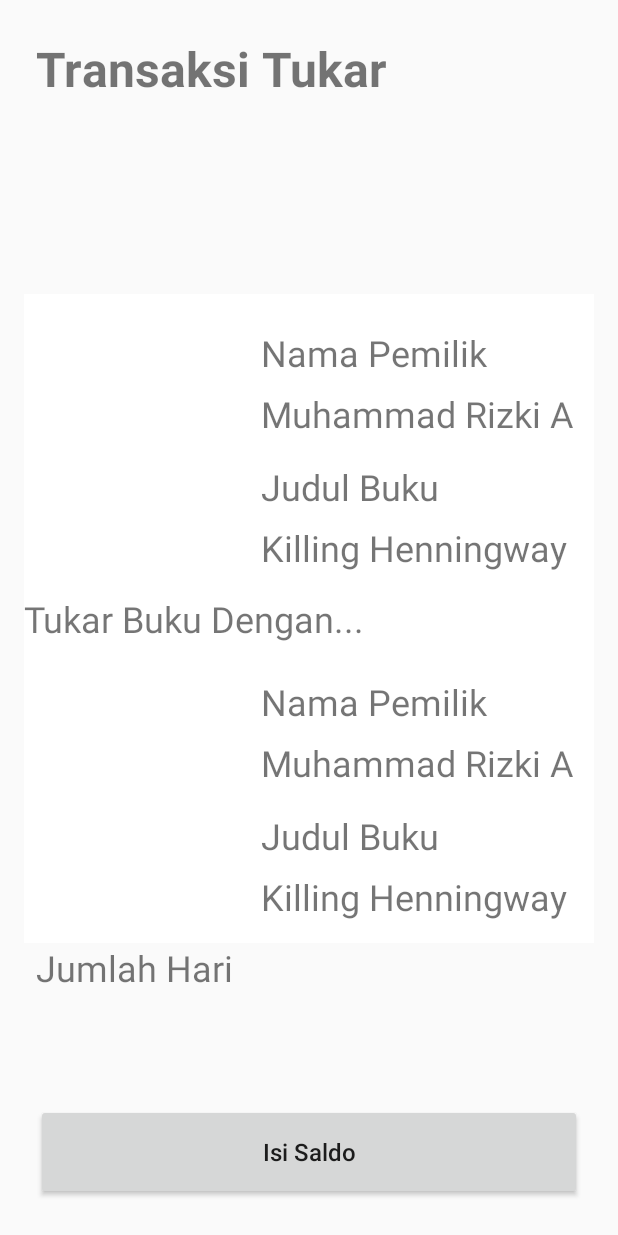
After one commit to Harits19/Book-ing, an Android app: the layout activity_transaksi_tukar.xml on its own in the app's theme, with its tools: preview values and no code run, on a phone screen of 412 x 824 dp. The commit adds this screen. Run offline under Robolectric (Android 15) with nearby library versions, the phone set to English and light mode, and no system bars.

Commit message:
Update UI

```diff
--- /dev/null
+++ b/app/src/main/res/layout/activity_transaksi_tukar.xml
@@ -0,0 +1,176 @@
+<?xml version="1.0" encoding="utf-8"?>
+<androidx.constraintlayout.widget.ConstraintLayout xmlns:android="http://schemas.android.com/apk/res/android"
+    xmlns:app="http://schemas.android.com/apk/res-auto"
+    xmlns:tools="http://schemas.android.com/tools"
+    android:orientation="vertical"
+    android:layout_width="match_parent"
+    android:layout_height="match_parent">
+
+    <TextView
+        android:id="@+id/textView3"
+        android:layout_width="wrap_content"
+        android:layout_height="wrap_content"
+        android:layout_margin="24dp"
+        android:text="Transaksi Tukar"
+        android:textSize="32sp"
+        android:textStyle="bold"
+        app:layout_constraintStart_toStartOf="parent"
+        app:layout_constraintTop_toTopOf="parent" />
+
+    <LinearLayout
+
+        android:id="@+id/linearLayout5"
+        android:layout_width="match_parent"
+        android:layout_height="wrap_content"
+        android:layout_centerInParent="true"
+        android:layout_margin="16dp"
+        android:background="#fff"
+        android:orientation="vertical"
+        app:layout_constraintBottom_toBottomOf="parent"
+        app:layout_constraintTop_toTopOf="parent"
+        tools:layout_editor_absoluteX="16dp">
+
+
+
+        <androidx.constraintlayout.widget.ConstraintLayout
+            android:layout_width="match_parent"
+            android:layout_height="200dp">
+
+            <ImageView
+                android:id="@+id/imageView1"
+                android:layout_width="150dp"
+                android:layout_height="match_parent"
+                android:padding="8dp"
+                app:layout_constraintBottom_toBottomOf="parent"
+                app:layout_constraintStart_toStartOf="parent"
+                app:layout_constraintTop_toTopOf="parent" />
+
+            <LinearLayout
+                android:layout_width="0dp"
+                android:layout_height="match_parent"
+                android:layout_margin="8dp"
+                android:gravity="center"
+                android:orientation="vertical"
+                app:layout_constraintBottom_toBottomOf="parent"
+                app:layout_constraintEnd_toEndOf="parent"
+                app:layout_constraintStart_toEndOf="@+id/imageView1"
+                app:layout_constraintTop_toTopOf="parent">
+
+                <TextView
+                    android:layout_width="match_parent"
+                    android:layout_height="wrap_content"
+                    android:layout_marginTop="8dp"
+                    android:text="Nama Pemilik"
+                    android:textSize="24sp" />
+
+                <TextView
+                    android:layout_width="match_parent"
+                    android:layout_height="wrap_content"
+                    android:layout_marginTop="8dp"
+                    android:text="Muhammad Rizki A"
+                    android:textSize="24sp" />
+
+                <TextView
+                    android:layout_width="match_parent"
+                    android:layout_height="wrap_content"
+                    android:layout_marginTop="16dp"
+                    android:text="Judul Buku"
+                    android:textSize="24sp" />
+
+                <TextView
+                    android:layout_width="match_parent"
+                    android:layout_height="wrap_content"
+                    android:layout_marginTop="8dp"
+                    android:text="Killing Henningway"
+                    android:textSize="24sp" />
+
+
+            </LinearLayout>
+        </androidx.constraintlayout.widget.ConstraintLayout>
+        <TextView
+            android:layout_width="match_parent"
+            android:layout_height="wrap_content"
+            android:text="Tukar Buku Dengan..."
+            android:textSize="24sp" />
+
+
+        <androidx.constraintlayout.widget.ConstraintLayout
+            android:layout_width="match_parent"
+            android:layout_height="200dp">
+
+            <ImageView
+                android:id="@+id/imageView"
+                android:layout_width="150dp"
+                android:layout_height="match_parent"
+                android:padding="8dp"
+                app:layout_constraintBottom_toBottomOf="parent"
+                app:layout_constraintStart_toStartOf="parent"
+                app:layout_constraintTop_toTopOf="parent" />
+
+            <LinearLayout
+                android:layout_width="0dp"
+                android:layout_height="match_parent"
+                android:layout_margin="8dp"
+                android:gravity="center"
+                android:orientation="vertical"
+                app:layout_constraintBottom_toBottomOf="parent"
+                app:layout_constraintEnd_toEndOf="parent"
+                app:layout_constraintStart_toEndOf="@+id/imageView"
+                app:layout_constraintTop_toTopOf="parent">
+
+                <TextView
+                    android:layout_width="match_parent"
+                    android:layout_height="wrap_content"
+                    android:layout_marginTop="8dp"
+                    android:text="Nama Pemilik"
+                    android:textSize="24sp" />
+
+                <TextView
+                    android:layout_width="match_parent"
+                    android:layout_height="wrap_content"
+                    android:layout_marginTop="8dp"
+                    android:text="Muhammad Rizki A"
+                    android:textSize="24sp" />
+
+                <TextView
+                    android:layout_width="match_parent"
+                    android:layout_height="wrap_content"
+                    android:layout_marginTop="16dp"
+                    android:text="Judul Buku"
+                    android:textSize="24sp" />
+
+                <TextView
+                    android:layout_width="match_parent"
+                    android:layout_height="wrap_content"
+                    android:layout_marginTop="8dp"
+                    android:text="Killing Henningway"
+                    android:textSize="24sp" />
+
+
+            </LinearLayout>
+        </androidx.constraintlayout.widget.ConstraintLayout>
+
+
+    </LinearLayout>
+
+    <TextView
+        android:layout_width="match_parent"
+        android:layout_height="wrap_content"
+        android:text="Jumlah Hari"
+        android:textSize="24sp"
+        android:layout_marginLeft="24dp"
+        app:layout_constraintTop_toBottomOf="@+id/linearLayout5" />
+
+
+    <Button
+        android:id="@+id/button1"
+        android:layout_width="match_parent"
+        android:layout_height="64dp"
+        android:layout_alignParentBottom="true"
+        android:layout_margin="24dp"
+        android:text="Isi Saldo"
+        android:textAllCaps="false"
+        android:textSize="16sp"
+        app:layout_constraintBottom_toBottomOf="parent" />
+
+</androidx.constraintlayout.widget.ConstraintLayout>
--- a/app/src/main/res/layout/recyclerview_katalog.xml
+++ b/app/src/main/res/layout/recyclerview_katalog.xml
@@ -24,7 +24,7 @@
                 android:gravity="center_horizontal"
                 android:background="#FFF">
                 <ImageView
-                    android:id="@+id/imageView2"
+                    android:id="@+id/imageView"
                     android:layout_width="150dp"
                     android:layout_height="200dp"
                     android:padding="8dp"
@@ -84,7 +84,7 @@
                 android:gravity="center_horizontal"
                 android:background="#FFF">
                 <ImageView
-                    android:id="@+id/imageView2"
+                    android:id="@+id/imageView"
                     android:layout_width="150dp"
                     android:layout_height="200dp"
                     android:padding="8dp"
--- a/app/src/main/res/layout/recyclerview_transaksi_peminjaman.xml
+++ b/app/src/main/res/layout/recyclerview_transaksi_peminjaman.xml
@@ -6,7 +6,7 @@
     android:layout_height="200dp">
 
     <ImageView
-        android:id="@+id/imageView2"
+        android:id="@+id/imageView"
         android:layout_width="150dp"
         android:layout_height="match_parent"
         android:padding="8dp"
@@ -22,7 +22,7 @@
         android:orientation="vertical"
         app:layout_constraintBottom_toBottomOf="parent"
         app:layout_constraintEnd_toEndOf="parent"
-        app:layout_constraintStart_toEndOf="@+id/imageView2"
+        app:layout_constraintStart_toEndOf="@+id/imageView"
         app:layout_constraintTop_toTopOf="parent">
         <TextView
             android:layout_width="match_parent"
--- a/app/src/main/res/layout/recyclerview_transaksi_penukaran.xml
+++ b/app/src/main/res/layout/recyclerview_transaksi_penukaran.xml
@@ -6,7 +6,7 @@
     android:layout_height="200dp">
 
     <ImageView
-        android:id="@+id/imageView2"
+        android:id="@+id/imageView"
         android:layout_width="150dp"
         android:layout_height="match_parent"
         android:padding="8dp"
@@ -22,7 +22,7 @@
         android:orientation="vertical"
         app:layout_constraintBottom_toBottomOf="parent"
         app:layout_constraintEnd_toEndOf="parent"
-        app:layout_constraintStart_toEndOf="@+id/imageView2"
+        app:layout_constraintStart_toEndOf="@+id/imageView"
         app:layout_constraintTop_toTopOf="parent">
         <TextView
             android:layout_width="match_parent"
```
Also changed, not shown: app/src/main/res/layout/activity_peringatan.xml (added, +60 -0 lines), app/src/main/res/layout/activity_saldo.xml (added, +113 -0 lines), app/src/main/res/layout/popup_transaksi_penukaran.xml (+4 -4 lines), app/src/main/res/layout/recyclerview_tantangan_saya.xml (+43 -4 lines), app/src/main/res/layout/recyclerview_obrolan.xml (renamed from app/src/main/res/layout/fragment_obrolan.xml).
